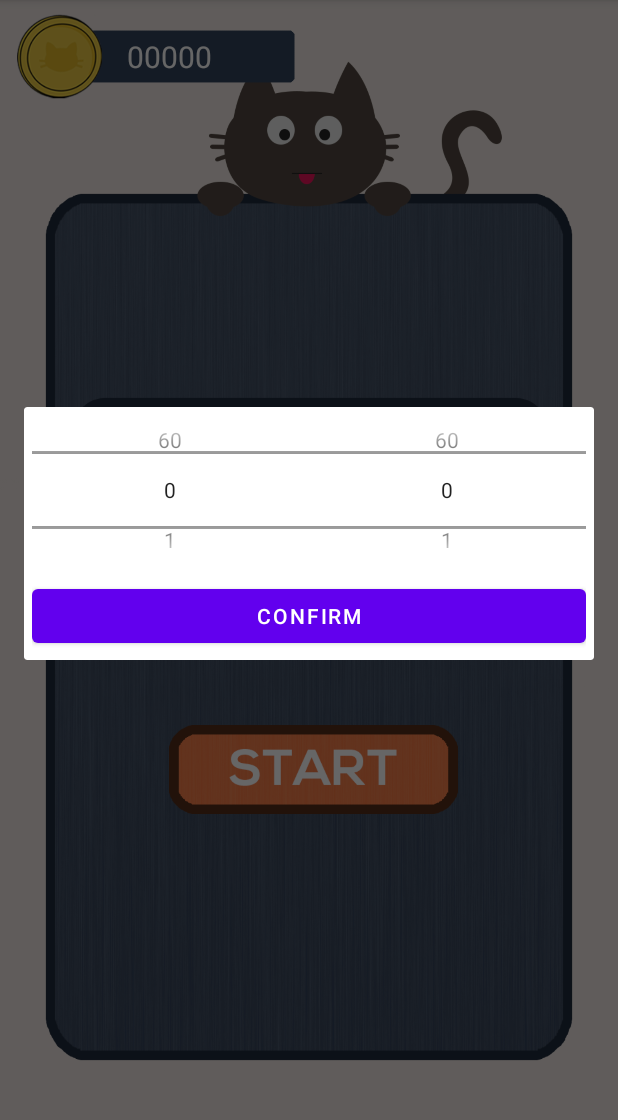
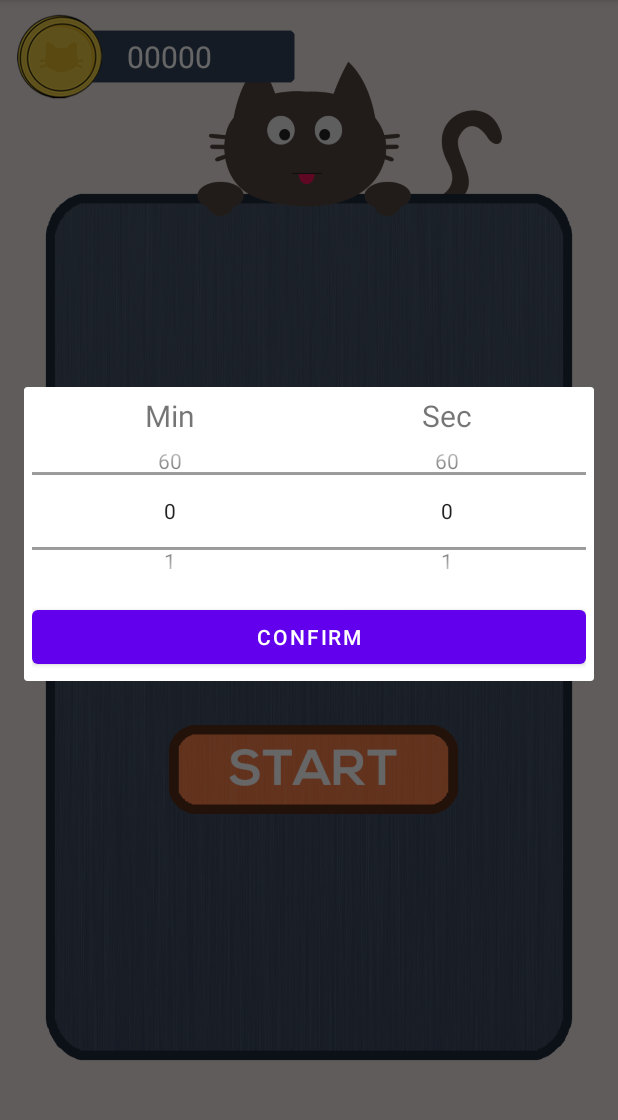
Before and after one commit to louisaboy/MOBDEVE-Pomo-Gochi, an Android app: the PomodoroTimer screen opened directly, with no data from a screen before it, after a tap on "00:00", on a phone screen of 412 x 824 dp, the part 84-1204 px from its top. Run offline under Robolectric (Android 15) with nearby library versions, the phone set to English and light mode, and no system bars; Roboto replaces fonts that are not available here.

Commit message:
Added Cats and Title In Dialog

```diff
--- a/app/src/main/java/com/mobdeve/s14/pomogochi/PomodoroTimer.java
+++ b/app/src/main/java/com/mobdeve/s14/pomogochi/PomodoroTimer.java
@@ -70,7 +70,6 @@ public class PomodoroTimer extends AppCompatActivity {
             num1.setMinValue(0);
             num2.setMaxValue(60);
             num2.setMinValue(0);
-
             num1.setValue(Integer.parseInt(minute));
             num2.setValue(Integer.parseInt(second));
             mBuilder.setView(mView);
--- a/app/src/main/java/com/mobdeve/s14/pomogochi/StoreItemsDataHelper.java
+++ b/app/src/main/java/com/mobdeve/s14/pomogochi/StoreItemsDataHelper.java
@@ -5,8 +5,8 @@ import java.util.Collections;
 
 public class StoreItemsDataHelper {
     public ArrayList<StoreItem> initializeData() {
-        String[] itemNames = {"Wonderer", "JustMe", "TravelingNomad", "WelcomeToMyLife"};
-        int[] itemImages = {R.drawable.person1, R.drawable.person2, R.drawable.person3, R.drawable.person4};
+        String[] itemNames = {"pet1", "pet2", "pet3", "pet4"};
+        int[] itemImages = {R.drawable.pet2, R.drawable.pet3, R.drawable.pet4, R.drawable.pet5};
 
         ArrayList<StoreItem> data = new ArrayList<>();
         data.add(new StoreItem(
--- a/app/src/main/res/layout/activity_store_items.xml
+++ b/app/src/main/res/layout/activity_store_items.xml
@@ -22,12 +22,11 @@
         android:id="@+id/rv_store_items"
         android:layout_width="279dp"
         android:layout_height="370dp"
-        android:layout_marginTop="20dp"
         app:layout_constraintBottom_toBottomOf="parent"
         app:layout_constraintEnd_toEndOf="parent"
         app:layout_constraintStart_toStartOf="parent"
         app:layout_constraintTop_toTopOf="parent"
-        app:layout_constraintVertical_bias="0.645" />
+        app:layout_constraintVertical_bias="0.598" />
 
     <ImageButton
         android:id="@+id/ib_settings"
--- a/app/src/main/res/layout/dialog_time.xml
+++ b/app/src/main/res/layout/dialog_time.xml
@@ -4,6 +4,30 @@
     android:layout_height="match_parent"
     android:orientation="vertical"
     android:padding="5dp">
+
+    <LinearLayout
+        android:layout_width="wrap_content"
+        android:layout_height="wrap_content"
+        android:orientation="horizontal">
+
+        <TextView
+            android:id="@+id/textView2"
+            android:layout_width="200dp"
+            android:layout_height="wrap_content"
+            android:layout_weight=".5"
+            android:text="Min"
+            android:textAlignment="center"
+            android:textSize="20sp" />
+
+        <TextView
+            android:id="@+id/textView"
+            android:layout_width="200dp"
+            android:layout_height="wrap_content"
+            android:layout_weight=".5"
+            android:text="Sec"
+            android:textAlignment="center"
+            android:textSize="20sp" />
+    </LinearLayout>
 
     <LinearLayout
         android:layout_width="match_parent"
```
Also changed, not shown: app/src/main/java/com/mobdeve/s14/pomogochi/StoreItemsActivity.java (+23 -0 lines), app/src/main/res/layout/activity_main.xml (+12 -0 lines), app/src/main/res/layout/store_item_template.xml (+12 -1 lines), app/src/main/res/drawable/pet1.png (added), app/src/main/res/drawable/pet2.png (added), app/src/main/res/drawable/pet3.png (added), app/src/main/res/drawable/pet4.png (added), app/src/main/res/drawable/pet5.png (added), app/src/main/res/drawable/pet6.png (added).
